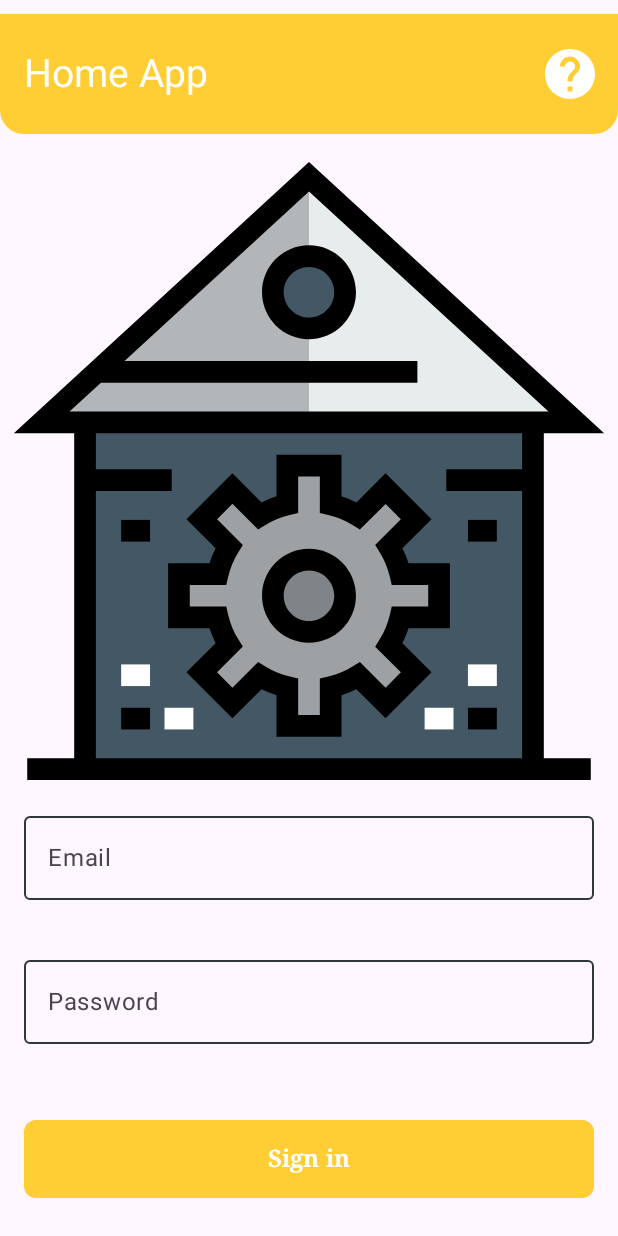
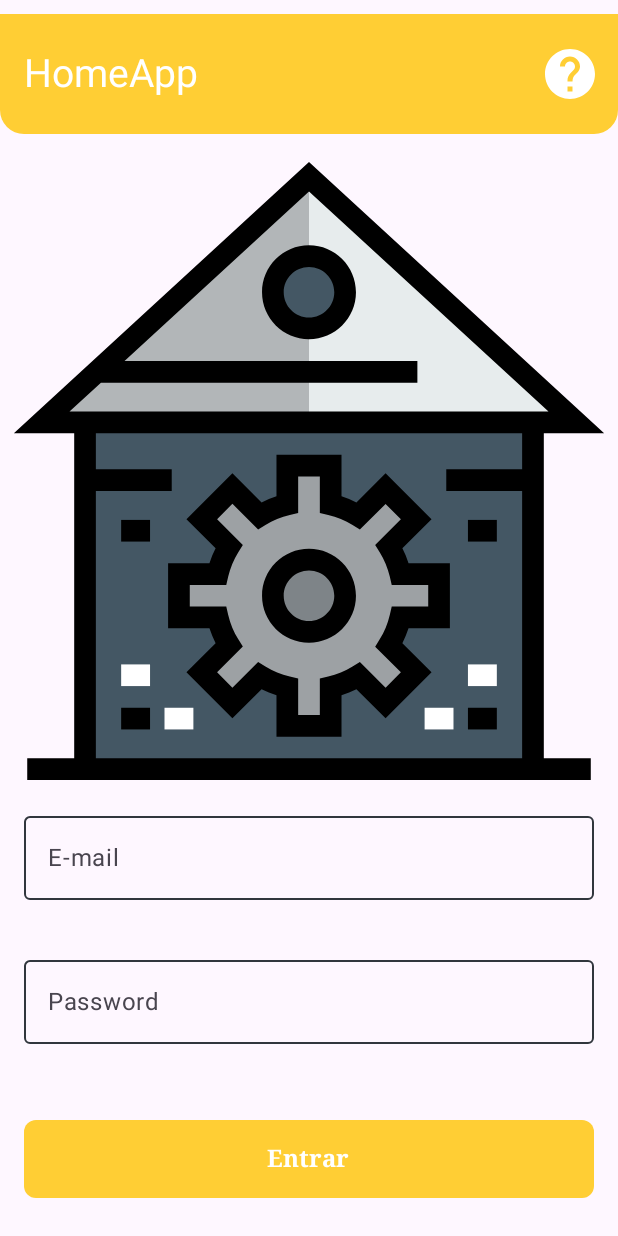
Before and after one commit to gustavofleck/HomeApp, an Android app built with Jetpack Compose: the screen it shows after launch (LoginActivity), on a phone screen of 412 x 824 dp. Run offline under Robolectric (Android 15) with nearby library versions, the phone set to English and light mode, and no system bars; our stand-ins replace Firebase (no records; nobody signed in at launch, a user with empty details on screens opened directly).

Commit message:
IMPROVEMENT: Add Login feature strings

```diff
--- a/app/src/main/java/com/example/homeapp/login/presentation/view/LoginUI.kt
+++ b/app/src/main/java/com/example/homeapp/login/presentation/view/LoginUI.kt
@@ -16,6 +16,7 @@ import androidx.compose.runtime.remember
 import androidx.compose.runtime.setValue
 import androidx.compose.ui.Modifier
 import androidx.compose.ui.res.painterResource
+import androidx.compose.ui.res.stringResource
 import com.example.ds.components.DSHeader
 import com.example.ds.components.DSInputText
 import com.example.ds.components.DSPasswordInputText
@@ -29,7 +30,7 @@ import com.example.homeapp.login.presentation.viewmodel.LoginViewState
 @Composable
 internal fun LoginScreen(modifier: Modifier = Modifier, viewModel: LoginViewModel) {
     Column(modifier = modifier.fillMaxHeight(), verticalArrangement = Arrangement.SpaceAround) {
-        DSHeader(title = "Home App") {}
+        DSHeader(title = stringResource(id = R.string.app_name)) {}
 
         val state by viewModel.state.collectAsState()
 
@@ -60,16 +61,16 @@ internal fun LoginLoadedState(viewModel: LoginViewModel) {
                 contentDescription = null
             )
             DSInputText(
-                placeholder = "Email",
+                placeholder = stringResource(id = R.string.login_email_input_label),
                 onValueChange = { email = it },
-                label = "Email"
+                label = stringResource(id = R.string.login_email_input_label)
             )
             DSPasswordInputText(
                 onValueChange = { password = it }
             )
         }
     }
-    DSPrimaryButton(text = "Sign in") {
+    DSPrimaryButton(text = stringResource(id = R.string.login_sign_in_button_label)) {
         viewModel.onSignInClicked(email, password)
     }
 }
--- a/app/src/main/res/values/strings.xml
+++ b/app/src/main/res/values/strings.xml
@@ -13,4 +13,8 @@
     <string name="no_notes_icon_content_description">Sem anotações</string>
     <string name="add_notes_icon_content_description">Adicionar anotação</string>
 
+    <!-- Login -->
+    <string name="login_email_input_label">E-mail</string>
+    <string name="login_sign_in_button_label">Entrar</string>
+
 </resources>
```
